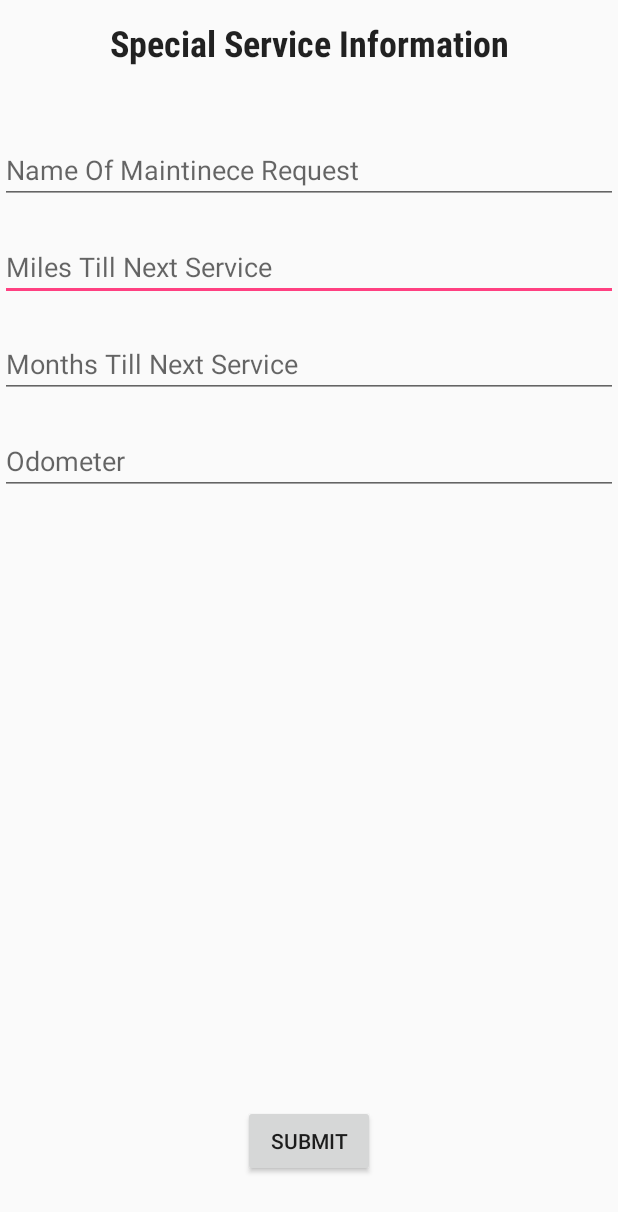
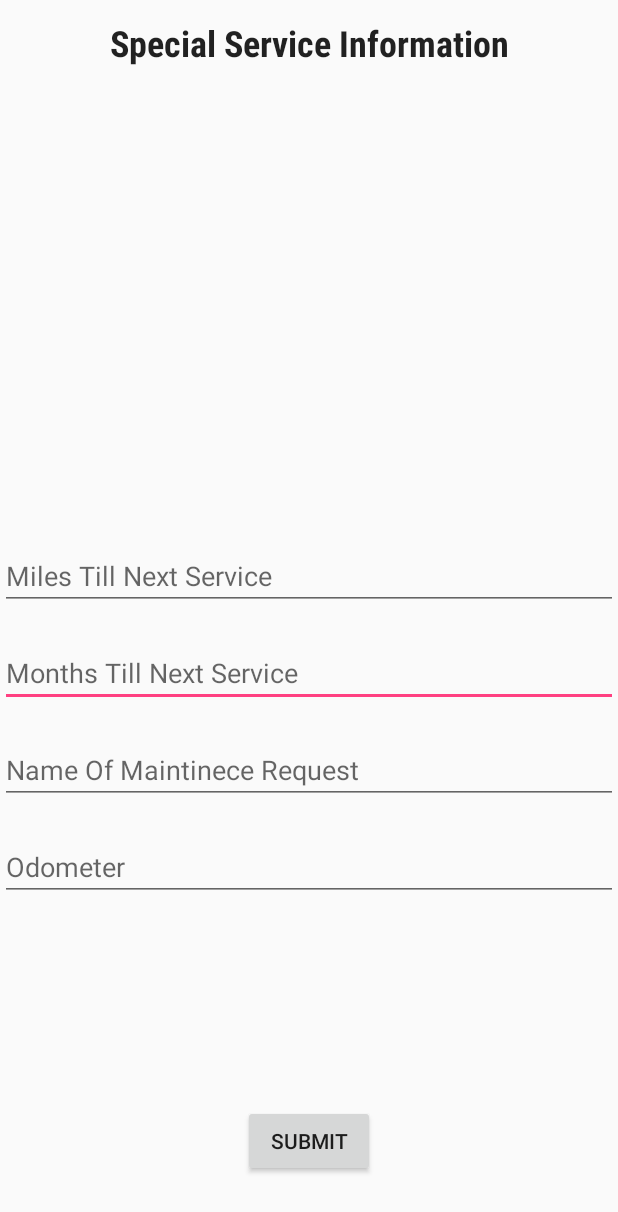
Before and after one commit to bagleric/CarApp, an Android app: the layout extra_features.xml on its own in the app's theme, with its tools: preview values and no code run, on a phone screen of 412 x 824 dp. Shown: the top 1212 px of the screen. Run offline under Robolectric (Android 15) with nearby library versions, the phone set to English and light mode, and no system bars.

Commit message:
special service information and some background coding

```diff
--- a/app/src/main/java/com/example/carapp/MainActivity.java
+++ b/app/src/main/java/com/example/carapp/MainActivity.java
@@ -72,6 +72,8 @@ startActivity(information);
         public void onClick(View v) {
             Button button = (Button)findViewById(R.id.addButton);
             button.setText("You touched the add button!");
+            Intent information = new Intent(MainActivity.this, Information_.class);
+            startActivity(information);
            // CalendarClass cal = new CalendarClass();
            // TextView theTextView = (TextView)findViewById(R.id.textView);
            // String date = cal.getCurrentDate();
--- a/app/src/main/res/layout/extra_features.xml
+++ b/app/src/main/res/layout/extra_features.xml
@@ -18,63 +18,6 @@
         android:layout_centerHorizontal="true"
         android:fontFamily="sans-serif-condensed" />
 
-    <EditText
-        android:layout_width="match_parent"
-        android:layout_height="wrap_content"
-        android:inputType="textPersonName"
-        android:text=""
-        android:ems="10"
-        android:layout_marginTop="19dp"
-        android:id="@+id/editText11"
-        android:hint="Miles Till Next Service"
-        android:layout_below="@+id/editText10"
-        android:layout_alignParentLeft="true"
-        android:layout_alignParentStart="true"
-        android:layout_alignParentRight="true"
-        android:layout_alignParentEnd="true" />
-
-    <EditText
-        android:layout_width="match_parent"
-        android:layout_height="wrap_content"
-        android:inputType="textPersonName"
-        android:text=""
-        android:ems="10"
-        android:layout_marginTop="19dp"
-        android:id="@+id/editText9"
-        android:hint="Months Till Next Service"
-        android:layout_below="@+id/editText11"
-        android:layout_alignParentLeft="true"
-        android:layout_alignParentStart="true"
-        android:layout_alignParentRight="true"
-        android:layout_alignParentEnd="true" />
-
-    <EditText
-        android:layout_width="match_parent"
-        android:layout_height="wrap_content"
-        android:inputType="textPersonName"
-        android:text=""
-        android:ems="10"
-        android:layout_marginTop="46dp"
-        android:id="@+id/editText10"
-        android:hint="Name Of Maintinece Request"
-        android:layout_below="@+id/textView4"
-        android:layout_alignParentLeft="true"
-        android:layout_alignParentStart="true"
-        android:layout_alignParentRight="true"
-        android:layout_alignParentEnd="true" />
-
-    <EditText
-        android:layout_width="match_parent"
-        android:layout_height="wrap_content"
-        android:inputType="textPersonName"
-        android:ems="10"
-        android:id="@+id/editText12"
-        android:hint="Odometer"
-        android:layout_below="@+id/editText9"
-        android:layout_alignParentLeft="true"
-        android:layout_alignParentStart="true"
-        android:layout_marginTop="19dp" />
-
     <Button
         android:text="Submit"
         android:layout_width="wrap_content"
@@ -83,4 +26,56 @@
         android:layout_centerHorizontal="true"
         android:layout_marginBottom="39dp"
         android:id="@+id/button" />
+
+    <EditText
+        android:layout_width="match_parent"
+        android:layout_height="wrap_content"
+        android:inputType="textPersonName"
+        android:text=""
+        android:ems="10"
+        android:id="@+id/monthsTill"
+        android:hint="Months Till Next Service"
+        android:layout_above="@+id/name"
+        android:layout_alignParentLeft="true"
+        android:layout_alignParentStart="true"
+        android:layout_marginTop="19dp" />
+
+    <EditText
+        android:layout_width="match_parent"
+        android:layout_height="wrap_content"
+        android:inputType="textPersonName"
+        android:text=""
+        android:ems="10"
+        android:id="@+id/milesTill"
+        android:hint="Miles Till Next Service"
+        android:layout_above="@+id/monthsTill"
+        android:layout_alignParentLeft="true"
+        android:layout_alignParentStart="true"
+        android:layout_marginTop="19dp" />
+
+    <EditText
+        android:layout_width="match_parent"
+        android:layout_height="wrap_content"
+        android:inputType="textPersonName"
+        android:text=""
+        android:ems="10"
+        android:id="@+id/name"
+        android:hint="Name Of Maintinece Request"
+        android:layout_above="@+id/Odometer"
+        android:layout_alignParentLeft="true"
+        android:layout_alignParentStart="true"
+        android:layout_marginTop="19dp" />
+
+    <EditText
+        android:layout_width="match_parent"
+        android:layout_height="wrap_content"
+        android:inputType="textPersonName"
+        android:ems="10"
+        android:id="@+id/Odometer"
+        android:hint="Odometer"
+        android:layout_above="@+id/button"
+        android:layout_alignParentLeft="true"
+        android:layout_alignParentStart="true"
+        android:layout_marginBottom="136dp"
+        android:layout_marginTop="19dp" />
 </RelativeLayout>
```
Also changed, not shown: app/src/main/java/com/example/carapp/Information.java (deleted, +0 -44 lines), app/src/main/java/com/example/carapp/extraFeatures.java (added, +85 -0 lines), 1 other file.
